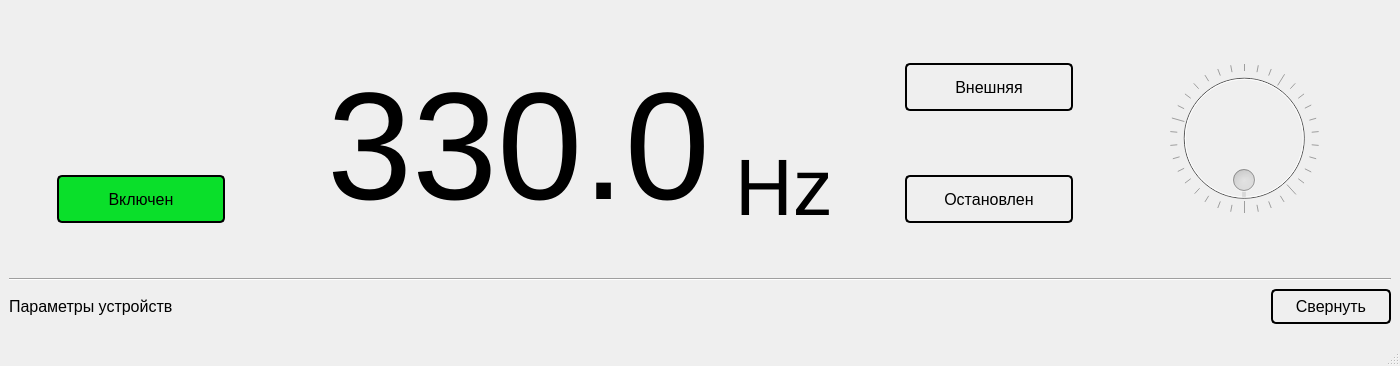
This is mainwindow.ui in IlyaZh/FEDAL-gui as Qt 5 draws it before an edit. The edited form follows.
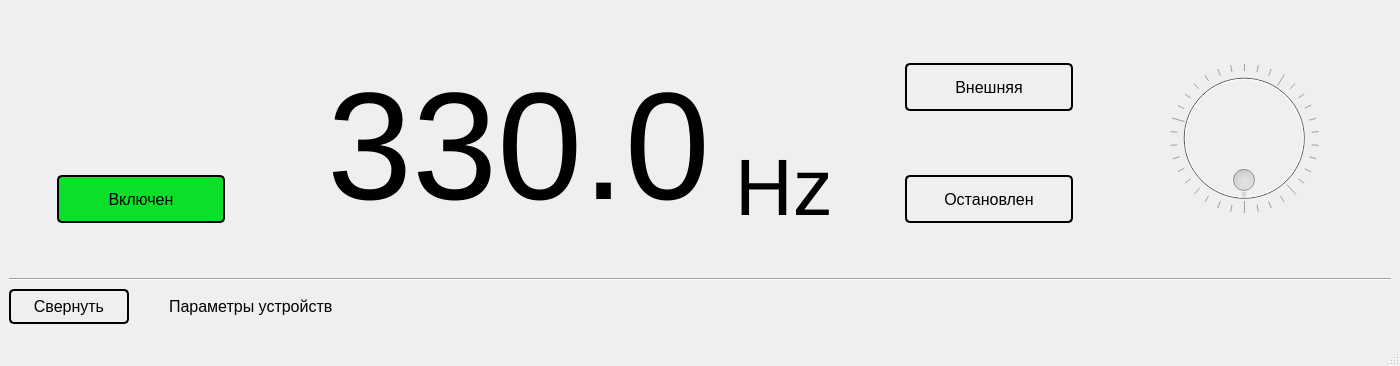
This is the edited form.

```diff
--- a/mainwindow.ui
+++ b/mainwindow.ui
@@ -56,7 +56,7 @@
     <property name="spacing">
      <number>0</number>
     </property>
-    <item row="2" column="2">
+    <item row="2" column="0">
      <widget class="QPushButton" name="toogleParametersButton">
       <property name="sizePolicy">
        <sizepolicy hsizetype="Maximum" vsizetype="Fixed">
@@ -92,7 +92,25 @@
       </property>
      </widget>
     </item>
-    <item row="0" column="0" colspan="3">
+    <item row="2" column="2">
+     <widget class="QLabel" name="label_3">
+      <property name="sizePolicy">
+       <sizepolicy hsizetype="Maximum" vsizetype="Preferred">
+        <horstretch>0</horstretch>
+        <verstretch>0</verstretch>
+       </sizepolicy>
+      </property>
+      <property name="font">
+       <font>
+        <pointsize>12</pointsize>
+       </font>
+      </property>
+      <property name="text">
+       <string>Параметры устройств</string>
+      </property>
+     </widget>
+    </item>
+    <item row="0" column="0" colspan="5">
      <widget class="QWidget" name="controlWidget" native="true">
       <property name="sizePolicy">
        <sizepolicy hsizetype="MinimumExpanding" vsizetype="Preferred">
@@ -462,38 +480,36 @@
       </layout>
      </widget>
     </item>
-    <item row="2" column="0">
-     <widget class="QLabel" name="label_3">
-      <property name="sizePolicy">
-       <sizepolicy hsizetype="Maximum" vsizetype="Preferred">
-        <horstretch>0</horstretch>
-        <verstretch>0</verstretch>
-       </sizepolicy>
+    <item row="2" column="1">
+     <spacer name="horizontalSpacer_3">
+      <property name="orientation">
+       <enum>Qt::Horizontal</enum>
       </property>
-      <property name="font">
-       <font>
-        <pointsize>12</pointsize>
-       </font>
+      <property name="sizeType">
+       <enum>QSizePolicy::Maximum</enum>
       </property>
-      <property name="text">
-       <string>Параметры устройств</string>
+      <property name="sizeHint" stdset="0">
+       <size>
+        <width>40</width>
+        <height>20</height>
+       </size>
       </property>
-     </widget>
+     </spacer>
     </item>
-    <item row="1" column="0" colspan="3">
-     <widget class="Line" name="line">
-      <property name="sizePolicy">
-       <sizepolicy hsizetype="Minimum" vsizetype="Fixed">
-        <horstretch>0</horstretch>
-        <verstretch>0</verstretch>
-       </sizepolicy>
-      </property>
+    <item row="2" column="3">
+     <spacer name="horizontalSpacer_4">
       <property name="orientation">
        <enum>Qt::Horizontal</enum>
       </property>
-     </widget>
+      <property name="sizeHint" stdset="0">
+       <size>
+        <width>40</width>
+        <height>20</height>
+       </size>
+      </property>
+     </spacer>
     </item>
-    <item row="3" column="0" colspan="3">
+    <item row="3" column="0" colspan="5">
      <widget class="QWidget" name="parameterWidget" native="true">
       <property name="sizePolicy">
        <sizepolicy hsizetype="Preferred" vsizetype="Maximum">
@@ -509,18 +525,18 @@
       </property>
      </widget>
     </item>
-    <item row="2" column="1">
-     <spacer name="horizontalSpacer_3">
+    <item row="1" column="0" colspan="5">
+     <widget class="Line" name="line">
+      <property name="sizePolicy">
+       <sizepolicy hsizetype="Minimum" vsizetype="Fixed">
+        <horstretch>0</horstretch>
+        <verstretch>0</verstretch>
+       </sizepolicy>
+      </property>
       <property name="orientation">
        <enum>Qt::Horizontal</enum>
       </property>
-      <property name="sizeHint" stdset="0">
-       <size>
-        <width>40</width>
-        <height>20</height>
-       </size>
-      </property>
-     </spacer>
+     </widget>
     </item>
    </layout>
   </widget>
```
